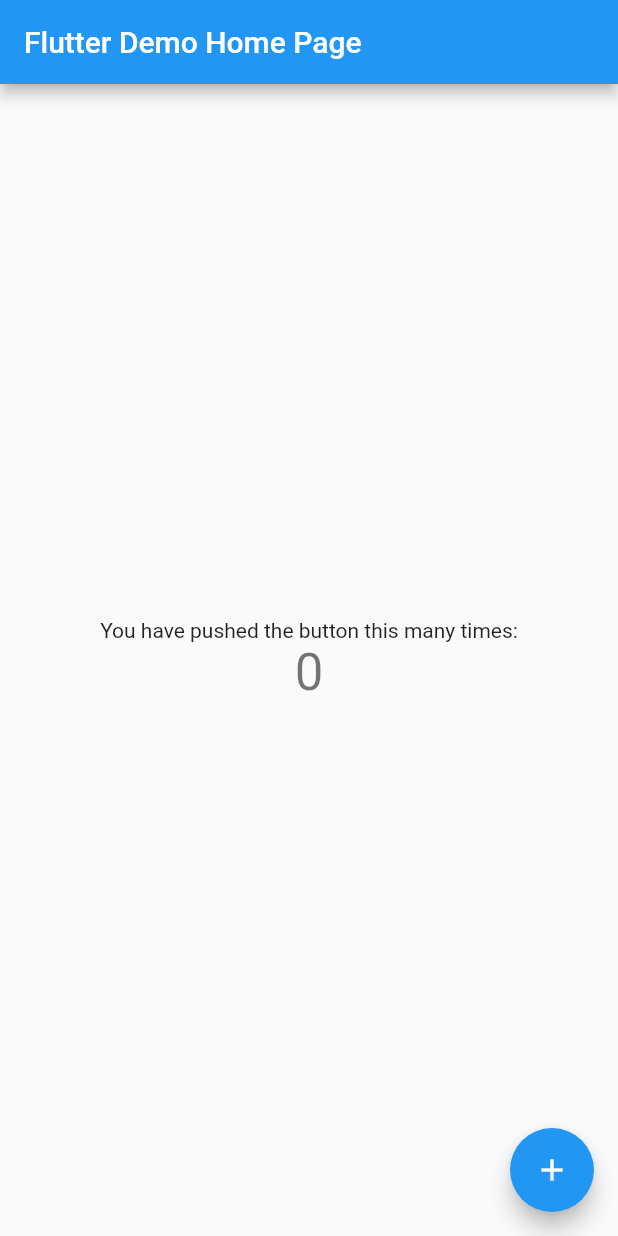
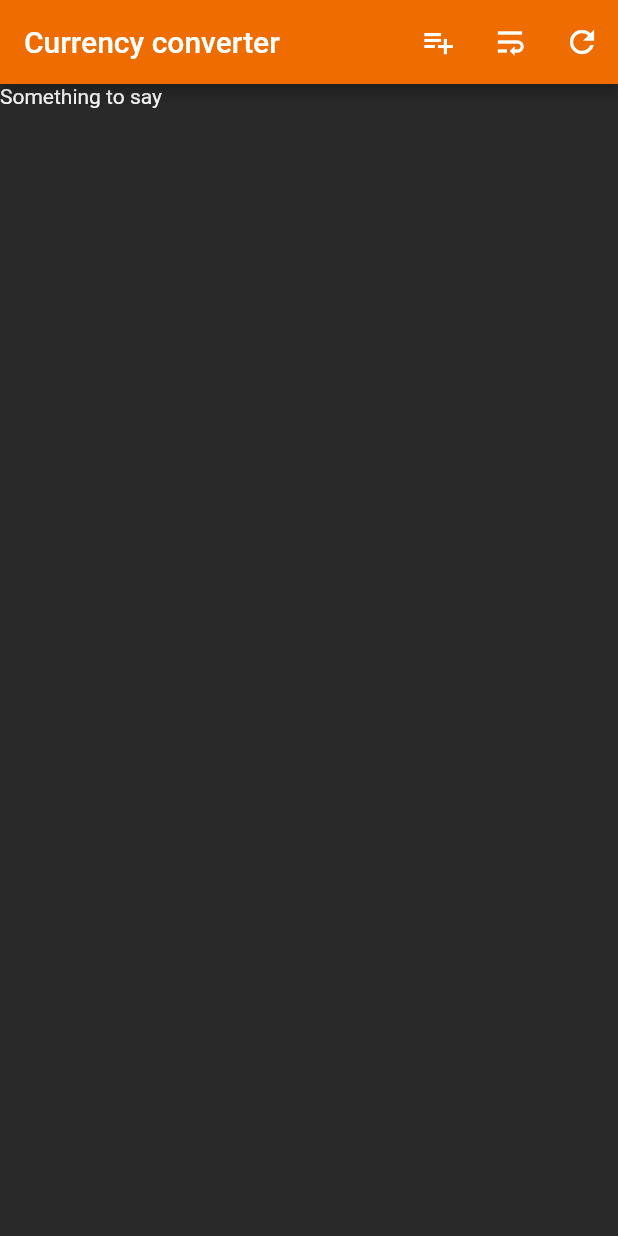
Before and after one commit to kris-el/valutex, a Flutter app: the screen it shows after launch, on a phone screen of 412 x 824 dp. Run offline on Flutter 3.47's test engine with Material 2 defaults, Android fonts, the phone set to English and light mode, and no system bars.

Commit message:
first route: home_route.dart

```diff
--- /dev/null
+++ b/valutex_vibe/lib/home_route.dart
@@ -0,0 +1,42 @@
+import 'package:flutter/material.dart';
+
+class HomeRoute extends StatelessWidget {
+  final localCurrencies = null;//<Currency>[];
+
+  // Widget _buildCategoryWidgets(List<Widget> categories) {
+  //   return ListView.builder(
+  //     itemBuilder: (BuildContext context, int i) {
+  //       if (i.isOdd) return Divider();
+  //       final index = i ~/ 2;
+  //       return categories[index];
+  //     },
+  //     itemCount: categories.length * 2 - 1,
+  //   );
+  // }
+
+  @override
+  Widget build(BuildContext context) {
+    final appBar = AppBar(
+      title: Text('Currency converter'),
+      actions: <Widget>[
+          new IconButton(
+              icon: new Icon(Icons.playlist_add),
+              onPressed: () => debugPrint("Add element!")),
+          new IconButton(
+              icon: new Icon(Icons.wrap_text),
+              onPressed: () => debugPrint("Sort element!")),
+          new IconButton(
+              icon: new Icon(Icons.refresh),
+              onPressed: () => debugPrint('Refresh'))
+        ],
+    );
+
+    //final listView = _buildCategoryWidgets(localCurrencies);
+    final listView = Container(child: Text('Something to say'));
+
+    return Scaffold(
+      appBar: appBar,
+      body: listView,
+    );
+  }
+}
--- a/valutex_vibe/lib/main.dart
+++ b/valutex_vibe/lib/main.dart
@@ -1,109 +1,21 @@
 import 'package:flutter/material.dart';
+import 'home_route.dart';
 
-void main() => runApp(new MyApp());
+void main() => runApp(ValutexApp());
 
-class MyApp extends StatelessWidget {
-  // This widget is the root of your application.
+class ValutexApp extends StatelessWidget {
   @override
   Widget build(BuildContext context) {
-    return new MaterialApp(
-      title: 'Flutter Demo',
-      theme: new ThemeData(
-        // This is the theme of your application.
-        //
-        // Try running your application with "flutter run". You'll see the
-        // application has a blue toolbar. Then, without quitting the app, try
-        // changing the primarySwatch below to Colors.green and then invoke
-        // "hot reload" (press "r" in the console where you ran "flutter run",
-        // or press Run > Flutter Hot Reload in IntelliJ). Notice that the
-        // counter didn't reset back to zero; the application is not restarted.
-        primarySwatch: Colors.blue,
+    return MaterialApp(
+      debugShowCheckedModeBanner: true,
+      title: 'Valutex',
+      home: HomeRoute(),
+      theme: ThemeData(
+        brightness: Brightness.dark,
+        primaryColor: Colors.orange[800],
+        accentColor: Colors.orange[600],
+        scaffoldBackgroundColor: Color(0xFF292929),
       ),
-      home: new MyHomePage(title: 'Flutter Demo Home Page'),
     );
   }
 }
-
-class MyHomePage extends StatefulWidget {
-  MyHomePage({Key key, this.title}) : super(key: key);
-
-  // This widget is the home page of your application. It is stateful, meaning
-  // that it has a State object (defined below) that contains fields that affect
-  // how it looks.
-
-  // This class is the configuration for the state. It holds the values (in this
-  // case the title) provided by the parent (in this case the App widget) and
-  // used by the build method of the State. Fields in a Widget subclass are
-  // always marked "final".
-
-  final String title;
-
-  @override
-  _MyHomePageState createState() => new _MyHomePageState();
-}
-
-class _MyHomePageState extends State<MyHomePage> {
-  int _counter = 0;
-
-  void _incrementCounter() {
-    setState(() {
-      // This call to setState tells the Flutter framework that something has
-      // changed in this State, which causes it to rerun the build method below
-      // so that the display can reflect the updated values. If we changed
-      // _counter without calling setState(), then the build method would not be
-      // called again, and so nothing would appear to happen.
-      _counter++;
-    });
-  }
-
-  @override
-  Widget build(BuildContext context) {
-    // This method is rerun every time setState is called, for instance as done
-    // by the _incrementCounter method above.
-    //
-    // The Flutter framework has been optimized to make rerunning build methods
-    // fast, so that you can just rebuild anything that needs updating rather
-    // than having to individually change instances of widgets.
-    return new Scaffold(
-      appBar: new AppBar(
-        // Here we take the value from the MyHomePage object that was created by
-        // the App.build method, and use it to set our appbar title.
-        title: new Text(widget.title),
-      ),
-      body: new Center(
-        // Center is a layout widget. It takes a single child and positions it
-        // in the middle of the parent.
-        child: new Column(
-          // Column is also layout widget. It takes a list of children and
-          // arranges them vertically. By default, it sizes itself to fit its
-          // children horizontally, and tries to be as tall as its parent.
-          //
-          // Invoke "debug paint" (press "p" in the console where you ran
-          // "flutter run", or select "Toggle Debug Paint" from the Flutter tool
-          // window in IntelliJ) to see the wireframe for each widget.
-          //
-          // Column has various properties to control how it sizes itself and
-          // how it positions its children. Here we use mainAxisAlignment to
-          // center the children vertically; the main axis here is the vertical
-          // axis because Columns are vertical (the cross axis would be
-          // horizontal).
-          mainAxisAlignment: MainAxisAlignment.center,
-          children: <Widget>[
-            new Text(
-              'You have pushed the button this many times:',
-            ),
-            new Text(
-              '$_counter',
-              style: Theme.of(context).textTheme.display1,
-            ),
-          ],
-        ),
-      ),
-      floatingActionButton: new FloatingActionButton(
-        onPressed: _incrementCounter,
-        tooltip: 'Increment',
-        child: new Icon(Icons.add),
-      ), // This trailing comma makes auto-formatting nicer for build methods.
-    );
-  }
-}
```
Also changed, not shown: 1 other file.
